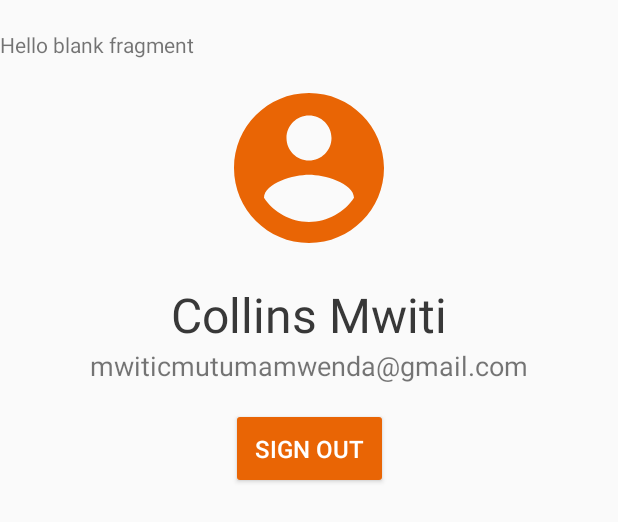
After one commit to Alex-Kinuthia/Jichunge, an Android app: the layout fragment_account.xml on its own in the app's theme, with its tools: preview values and no code run, on a phone screen of 412 x 824 dp. The commit adds this screen. Shown: the top 522 px of the screen. Run offline under Robolectric (Android 15) with nearby library versions, the phone set to English and light mode, and no system bars.

Commit message:
added fragment for users account

```diff
--- /dev/null
+++ b/app/src/main/java/com/example/alex/jichunge/fragments/AccountFragment.java
@@ -0,0 +1,30 @@
+package com.example.alex.jichunge.fragments;
+
+
+import android.os.Bundle;
+import android.support.v4.app.Fragment;
+import android.view.LayoutInflater;
+import android.view.View;
+import android.view.ViewGroup;
+
+import com.example.alex.jichunge.R;
+
+/**
+ * A simple {@link Fragment} subclass.
+ */
+public class AccountFragment extends Fragment {
+
+
+    public AccountFragment() {
+        // Required empty public constructor
+    }
+
+
+    @Override
+    public View onCreateView(LayoutInflater inflater, ViewGroup container,
+                             Bundle savedInstanceState) {
+        // Inflate the layout for this fragment
+        return inflater.inflate(R.layout.fragment_account, container, false);
+    }
+
+}
--- /dev/null
+++ b/app/src/main/res/drawable/account_image_placeholder.xml
@@ -0,0 +1,9 @@
+<vector xmlns:android="http://schemas.android.com/apk/res/android"
+    android:width="120dp"
+    android:height="120dp"
+    android:viewportHeight="24.0"
+    android:viewportWidth="24.0">
+    <path
+        android:fillColor="@color/colorAccent"
+        android:pathData="M12,2C6.48,2 2,6.48 2,12s4.48,10 10,10 10,-4.48 10,-10S17.52,2 12,2zM12,5c1.66,0 3,1.34 3,3s-1.34,3 -3,3 -3,-1.34 -3,-3 1.34,-3 3,-3zM12,19.2c-2.5,0 -4.71,-1.28 -6,-3.22 0.03,-1.99 4,-3.08 6,-3.08 1.99,0 5.97,1.09 6,3.08 -1.29,1.94 -3.5,3.22 -6,3.22z" />
+</vector>
--- /dev/null
+++ b/app/src/main/res/drawable/ic_logout_white.xml
@@ -0,0 +1,9 @@
+<vector xmlns:android="http://schemas.android.com/apk/res/android"
+    android:width="24dp"
+    android:height="24dp"
+    android:viewportHeight="24"
+    android:viewportWidth="24">
+    <path
+        android:fillColor="@color/white"
+        android:pathData="M17,17.25V14H10V10H17V6.75L22.25,12L17,17.25M13,2A2,2 0 0,1 15,4V8H13V4H4V20H13V16H15V20A2,2 0 0,1 13,22H4A2,2 0 0,1 2,20V4A2,2 0 0,1 4,2H13Z" />
+</vector>
--- /dev/null
+++ b/app/src/main/res/layout/fragment_account.xml
@@ -0,0 +1,83 @@
+<android.support.constraint.ConstraintLayout xmlns:android="http://schemas.android.com/apk/res/android"
+    xmlns:app="http://schemas.android.com/apk/res-auto"
+    xmlns:tools="http://schemas.android.com/tools"
+    android:layout_width="match_parent"
+    android:layout_height="match_parent"
+    android:layout_marginTop="20dp"
+    tools:context="com.example.alex.jichunge.fragments.AccountFragment">
+
+    <de.hdodenhof.circleimageview.CircleImageView
+        android:id="@+id/family_member_img_account"
+        android:layout_width="120dp"
+        android:layout_height="120dp"
+        android:layout_gravity="center_horizontal"
+        android:layout_marginEnd="8dp"
+        android:layout_marginLeft="8dp"
+        android:layout_marginRight="8dp"
+        android:layout_marginStart="8dp"
+        android:layout_marginTop="32dp"
+        app:layout_constraintLeft_toLeftOf="parent"
+        app:layout_constraintRight_toRightOf="parent"
+        app:layout_constraintTop_toTopOf="parent"
+        tools:src="@drawable/account_image_placeholder" />
+
+    <TextView
+        android:id="@+id/family_member_name_account"
+        android:layout_width="0dp"
+        android:layout_height="wrap_content"
+        android:layout_marginEnd="8dp"
+        android:layout_marginLeft="8dp"
+        android:layout_marginRight="8dp"
+        android:layout_marginStart="8dp"
+        android:layout_marginTop="16dp"
+        android:gravity="center"
+        android:textColor="@color/black"
+        android:textSize="32sp"
+        app:layout_constraintHorizontal_bias="0.0"
+        app:layout_constraintLeft_toLeftOf="parent"
+        app:layout_constraintRight_toRightOf="parent"
+        app:layout_constraintTop_toBottomOf="@+id/family_member_img_account"
+        tools:text="Collins Mwiti" />
+
+    <TextView
+        android:id="@+id/family_member_email_account"
+        android:layout_width="0dp"
+        android:layout_height="wrap_content"
+        android:layout_marginEnd="8dp"
+        android:layout_marginLeft="8dp"
+        android:layout_marginRight="8dp"
+        android:layout_marginStart="8dp"
+        android:gravity="center"
+        android:textSize="18sp"
+        app:layout_constraintLeft_toLeftOf="parent"
+        app:layout_constraintRight_toRightOf="parent"
+        app:layout_constraintTop_toBottomOf="@+id/family_member_name_account"
+        tools:text="mwiticmutumamwenda@gmail.com" />
+
+    <Button
+        android:id="@+id/sign_out_btn"
+        android:layout_width="wrap_content"
+        android:layout_height="wrap_content"
+        android:layout_marginLeft="8dp"
+        android:layout_marginRight="8dp"
+        android:layout_marginTop="16dp"
+        android:text="@string/sign_out"
+        android:textColor="@color/white"
+        app:layout_constraintLeft_toLeftOf="parent"
+        android:textSize="16sp"
+        android:padding="16dp"
+        app:layout_constraintRight_toRightOf="parent"
+        app:layout_constraintTop_toBottomOf="@+id/family_member_email_account"
+        app:srcCompat="@drawable/ic_logout_white"
+        android:layout_marginStart="8dp"
+        android:layout_marginEnd="8dp" />
+
+    <!-- TODO: Update blank fragment layout -->
+    <TextView
+        android:layout_width="0dp"
+        android:layout_height="475dp"
+        android:text="@string/hello_blank_fragment"
+        tools:layout_editor_absoluteY="8dp"
+        tools:layout_editor_absoluteX="8dp" />
+
+</android.support.constraint.ConstraintLayout>
--- a/app/src/main/res/values/strings.xml
+++ b/app/src/main/res/values/strings.xml
@@ -28,4 +28,7 @@
     <string name="connected">Connected</string>
     <string name="sign_out">SIGN OUT</string>
 
+    <!-- TODO: Remove or change this placeholder text -->
+    <string name="hello_blank_fragment">Hello blank fragment</string>
+
 </resources>
```
Also changed, not shown: app/build.gradle (line endings or trailing spaces).
